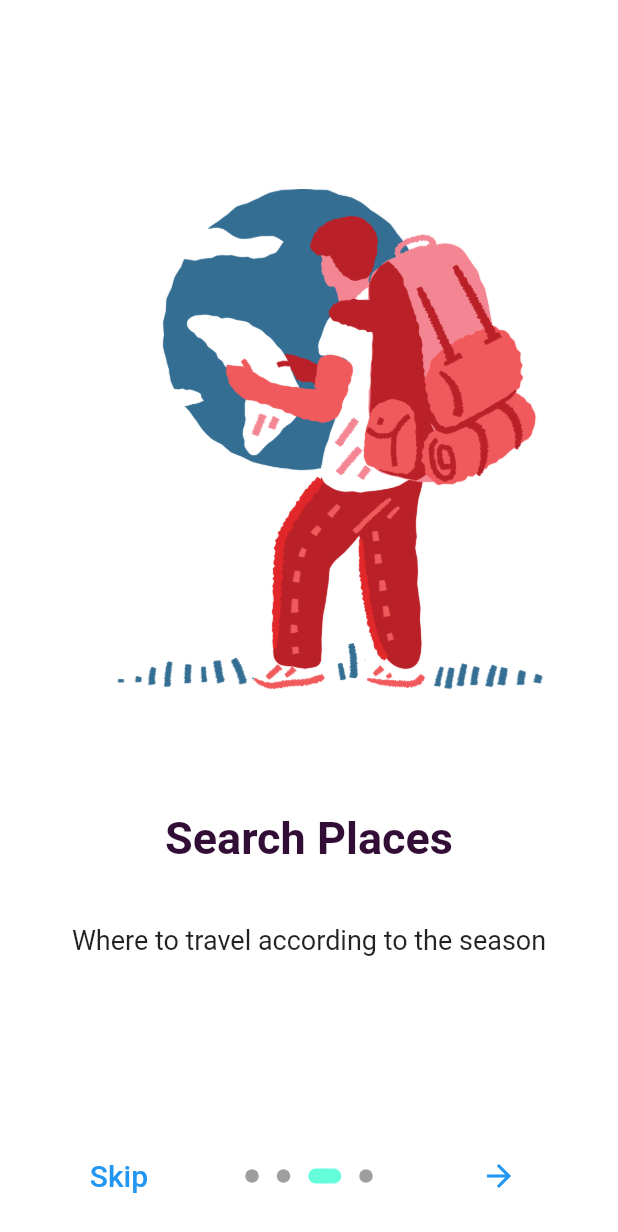
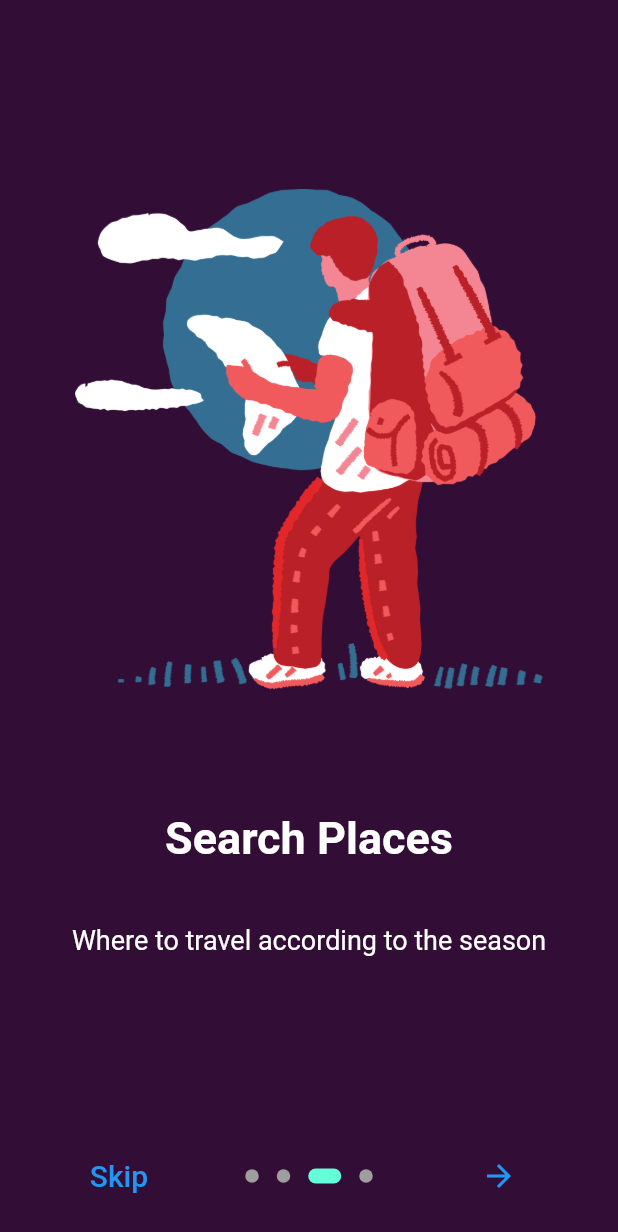
Before and after one commit to Saugat-Maharjan7/Smart-Travel-Planning, a Flutter app: the screen it shows after launch, swiped to page 3, on a phone screen of 412 x 824 dp. Shown: the top 1232 px of the screen. Run offline on Flutter 3.47's test engine with Material 2 defaults, Android fonts, the phone set to English and light mode, and no system bars; drawn by our look-alikes of introduction_screen; our stand-ins replace flutter_signin_button, flutter_spinkit, google_fonts, google_sign_in, smooth_page_indicator; key blocks and very long unbroken strings in the code were emptied for the run.

Commit message:
Smart-Travel-Planning-App(changes4.2)

```diff
--- a/lib/Register/register_page.dart
+++ b/lib/Register/register_page.dart
@@ -16,7 +16,7 @@ class _RegisterPageState extends State<RegisterPage> {
   @override
   Widget build(BuildContext context) {
     return Scaffold(
-      // backgroundColor: Color(0xFF320D36),
+      backgroundColor: Color(0xFF320D36),
       appBar: AppBar(
         backgroundColor: Colors.transparent,
         title: Text(
--- a/lib/intro_page.dart
+++ b/lib/intro_page.dart
@@ -1,5 +1,4 @@
 import 'package:flutter/material.dart';
-import 'package:google_fonts/google_fonts.dart';
 import 'package:introduction_screen/introduction_screen.dart';
 import 'package:smart_travel_planning_appli/Login/login_page.dart';
 
@@ -23,11 +22,10 @@ class _IntroPageState extends State<IntroPage> {
           imagePadding: EdgeInsets.only(top: 50),
           descriptionPadding: EdgeInsets.all(16),
           titleTextStyle: TextStyle(
-              fontSize: 30,
-              fontWeight: FontWeight.bold,
-              color: Color(0xFF320D36)),
+              fontSize: 30, fontWeight: FontWeight.bold, color: Colors.white),
           bodyTextStyle: TextStyle(
             fontSize: 18,
+            color: Colors.white,
           ),
         ),
         // footer: ElevatedButton(
@@ -53,11 +51,10 @@ class _IntroPageState extends State<IntroPage> {
           imageFlex: 2,
           descriptionPadding: EdgeInsets.all(16),
           titleTextStyle: TextStyle(
-              fontSize: 30,
-              fontWeight: FontWeight.bold,
-              color: Color(0xFF320D36)),
+              fontSize: 30, fontWeight: FontWeight.bold, color: Colors.white),
           bodyTextStyle: TextStyle(
             fontSize: 18,
+            color: Colors.white,
           ),
         ),
       ),
@@ -71,11 +68,10 @@ class _IntroPageState extends State<IntroPage> {
               EdgeInsets.only(top: 28, bottom: 50, left: 50, right: 50),
           descriptionPadding: EdgeInsets.all(16),
           titleTextStyle: TextStyle(
-              fontSize: 30,
-              fontWeight: FontWeight.bold,
-              color: Color(0xFF320D36)),
+              fontSize: 30, fontWeight: FontWeight.bold, color: Colors.white),
           bodyTextStyle: TextStyle(
             fontSize: 18,
+            color: Colors.white,
           ),
         ),
       ),
@@ -87,11 +83,10 @@ class _IntroPageState extends State<IntroPage> {
           imageFlex: 2,
           descriptionPadding: EdgeInsets.all(16),
           titleTextStyle: TextStyle(
-              fontSize: 30,
-              fontWeight: FontWeight.bold,
-              color: Color(0xFF320D36)),
+              fontSize: 30, fontWeight: FontWeight.bold, color: Colors.white),
           bodyTextStyle: TextStyle(
             fontSize: 18,
+            color: Colors.white,
           ),
         ),
       ),
@@ -102,7 +97,7 @@ class _IntroPageState extends State<IntroPage> {
   Widget build(BuildContext context) {
     return Scaffold(
       body: IntroductionScreen(
-        globalBackgroundColor: Colors.white,
+        globalBackgroundColor: Color(0xFF320D36),
         dotsDecorator: DotsDecorator(
             activeColor: Colors.tealAccent,
             activeSize: Size(22, 10),
--- a/lib/main.dart
+++ b/lib/main.dart
@@ -1,26 +1,40 @@
+import 'dart:async';
 import 'package:flutter/material.dart';
 import 'package:smart_travel_planning_appli/Home/home_page.dart';
 import 'package:smart_travel_planning_appli/Login/login_page.dart';
 import 'package:smart_travel_planning_appli/Register/register_page.dart';
 import 'package:smart_travel_planning_appli/intro_page.dart';
+import 'package:smart_travel_planning_appli/splash.dart';
 
 void main() {
   runApp(MyApp());
 }
 
-class MyApp extends StatelessWidget {
+class MyApp extends StatefulWidget {
+  @override
+  State<MyApp> createState() => _MyAppState();
+}
+
+class _MyAppState extends State<MyApp> {
+  @override
+  void initState() {
+    super.initState();
+
+    Timer(
+        Duration(seconds: 3),
+        () => Navigator.pushReplacement(
+            context, MaterialPageRoute(builder: (context) => LoginPage())));
+  }
+
   @override
   Widget build(BuildContext context) {
+    //MediaQuery
+    // var screenWidth = MediaQuery.of(context).size.width;
+    // var screenHeight = MediaQuery.of(context).size.height;
+
     return MaterialApp(
       debugShowCheckedModeBanner: false,
-      theme: ThemeData(
-        primaryColor: Color(0xFF320D36),
-        primarySwatch: Colors.teal,
-        scaffoldBackgroundColor: Color(0xFF320D36),
-      ),
-      darkTheme: ThemeData.dark().copyWith(
-        scaffoldBackgroundColor: Color(0xFF320D36),
-      ),
+      theme: ThemeData.dark(),
       initialRoute: IntroPage.id,
       routes: {
         IntroPage.id: (context) => IntroPage(),
@@ -28,6 +42,7 @@ class MyApp extends StatelessWidget {
         RegisterPage.id: (context) => RegisterPage(),
         HomePage.id: (context) => HomePage(),
       },
+      home: Splash(),
     );
   }
 }
--- a/pubspec.yaml
+++ b/pubspec.yaml
@@ -24,6 +24,7 @@ dependencies:
   alert_dialog: ^1.0.0
   flutter_spinkit: ^5.1.0
 
+
 dev_dependencies:
   flutter_test:
     sdk: flutter
```
Also changed, not shown: lib/Home/home_page.dart (+10 -3 lines), lib/splash.dart (added, +27 -0 lines), images/start.png, 6 other files.
